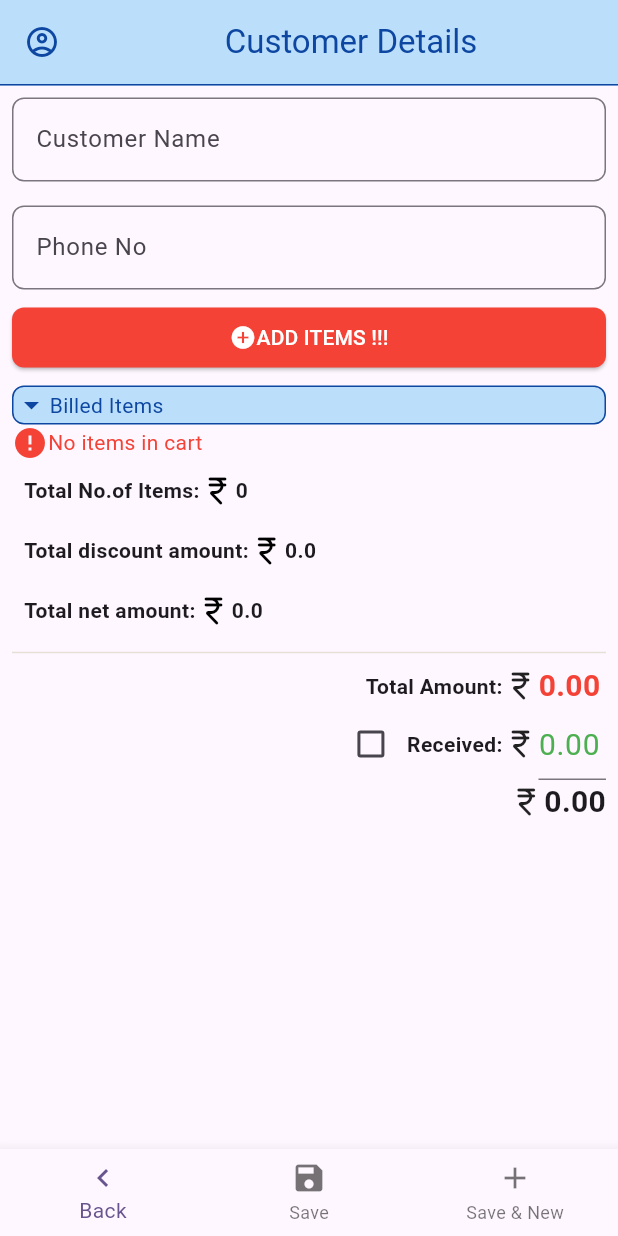
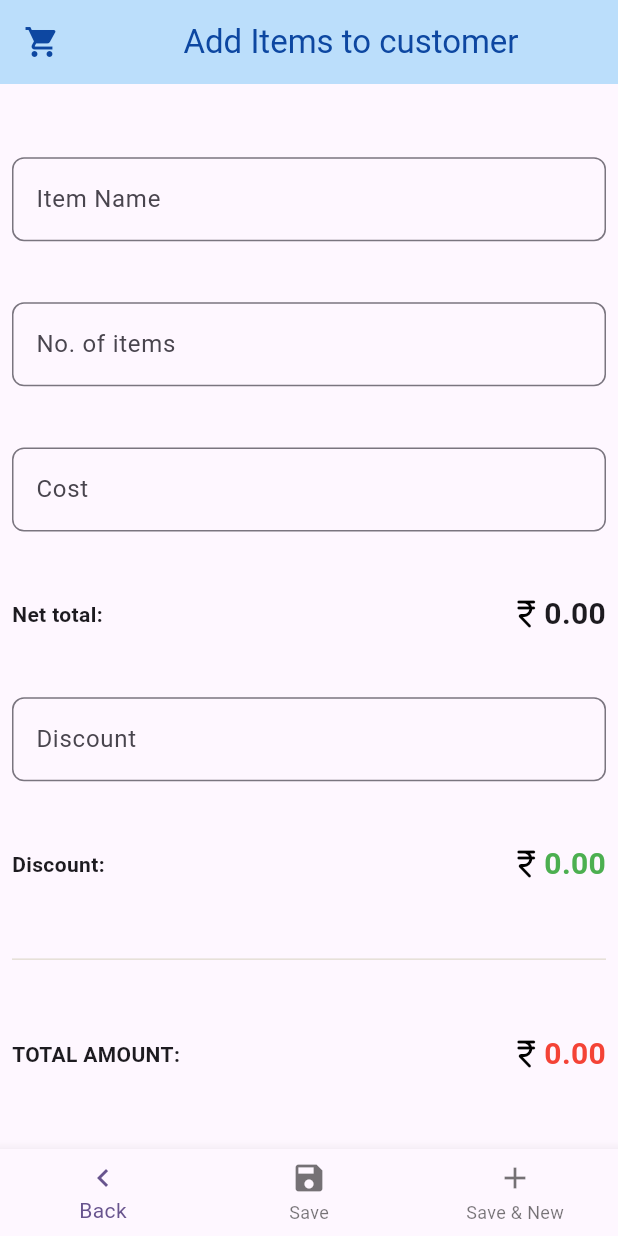
Before and after one commit to akashvtrs/project, a Flutter app: the screen it shows after launch, on a phone screen of 412 x 824 dp. Run offline on Flutter 3.47's test engine with Material 3 defaults, Android fonts, the phone set to English and light mode, and no system bars; missing offline and left inert: dart:js_util.

Commit message:
add ittems customisation

```diff
--- a/lib/billing_page/additems.dart
+++ b/lib/billing_page/additems.dart
@@ -234,103 +234,72 @@ add_list_name_customername: widget.add_list_name_customername,
   @override
   Widget build(BuildContext context) {
     return Scaffold(
-      body: SingleChildScrollView(
-        child: Padding(
+      appBar: AppBar(
+        backgroundColor: Colors.blue.shade100,
+        foregroundColor: Colors.blue.shade900,
+        leading: Icon(Icons.shopping_cart),
+        title: Center(child: Text("Add Items to customer")),
+      ),
+      body: Padding(
         padding: const EdgeInsets.all(8.0),
-          child: Align(
-            alignment: Alignment.topCenter,
-            child: Column(children: [
-              Text("ADD ITEMS TO SALE"),
-              Padding(
-                padding: const EdgeInsets.all(8.0),
-                child: TextField(
+        child: Column(
+          mainAxisAlignment: MainAxisAlignment.spaceEvenly,
+
+          children: [
+
+          TextField(
               onChanged: (value) => {save_item_details()},
               controller: itemname_controller,
               decoration: InputDecoration(
-                      labelText: "ITEM NAME",
-                      hintText: "e.g.Chocolate Cake",
+                labelText: "Item Name",
+                hintText: "ex.,Chocolate Cake",
                 border: OutlineInputBorder(
                   borderRadius: BorderRadius.all(Radius.circular(8.0)),
                 ),
               )),
-              ),
-              Padding(
-                padding: const EdgeInsets.all(8.0),
-                child: Row(
-                  mainAxisAlignment: MainAxisAlignment.spaceEvenly,
-                  children: [
-                    SizedBox(
-                      width: 150,
-                      child: TextField(
+          TextField(
               onChanged: (value) => {save_item_details()},
               controller: quantity_controller,
               decoration: InputDecoration(
-                            labelText: "Quantity",
+                labelText: "No. of items",
+                hintText: "Only 0-9 allowed,ex., 5",
                 border: OutlineInputBorder(
                   borderRadius:
                       BorderRadius.all(Radius.circular(8.0)),
                 ),
               )),
-                    ),
-                    SizedBox(
-                      width: 150,
-                      child: TextField(
+          TextField(
               onChanged: (value) => {save_item_details()},
               controller: price_controller,
               decoration: InputDecoration(
-                            labelText: "Rate(Price/Unit)",
+                labelText: "Cost",
+                hintText: "only 0-9 allowed,ex., 100",
                 border: OutlineInputBorder(
                   borderRadius:
                       BorderRadius.all(Radius.circular(8.0)),
                 ),
               )),
-                    ),
-                  ],
-                ),
-              ),
-              Visibility(
-                visible: isVisible,
-                child: Divider(
-                  color: Colors.black,
-                ),
-              ),
-              Visibility(
-                visible: isVisible,
-                child: Container(
-                    width: 400,
-                    color: Color.fromARGB(153, 248, 186, 186),
-                    height: 300,
-                    child: Column(
-                      mainAxisAlignment: MainAxisAlignment.spaceEvenly,
-                      children: [
-                        Text(
-                          "Totals & discount",
-                        ),
-                        Divider(
-                          color: Color.fromARGB(255, 229, 223, 214),
-                        ),
                Row(
             mainAxisAlignment: MainAxisAlignment.spaceBetween,
             children: [
-                            Text("Net total"),
+              Text("Net total:",style: TextStyle(
+                fontWeight: FontWeight.bold
+              ),),
               Row(
                 children: [
-                                Icon(Icons.currency_rupee_rounded, size: 15),
-                                Text(nettotal),
+                  Icon(Icons.currency_rupee_rounded,color: Colors.black,),
+                  SizedBox(
+
+                    child: Text(nettotal,style: TextStyle(
+                      fontWeight: FontWeight.bold,
+                      fontSize: 20
+                    ),),
+                  ),
                 ],
               ),
             ],
           ),
-                        Row(
-                          mainAxisAlignment: MainAxisAlignment.spaceBetween,
-                          children: [
-                            Text("Discount"),
-                            Row(
-                              children: [
-                                SizedBox(
-                                  width: 140,
-                                  height: 30,
-                                  child: TextField(
+              TextField(
                         controller: discount_controllers,
                         onChanged: (value) {
 
@@ -362,47 +331,69 @@ add_list_name_customername: widget.add_list_name_customername,
                           });
                         },
                         decoration: InputDecoration(
-                                          suffixIcon: Container(
-                                            decoration: BoxDecoration(
-                                                border: Border(
-                                              left:
-                                                  BorderSide(color: Colors.red),
-                                            )),
-                                            child: Icon(
-                                              Icons.percent,
-                                              size: 15,
-                                            ),
-                                          ),
+
                             labelText: "Discount",
+                            hintText: "Discount in %,ex., 10",
                             border: OutlineInputBorder(
                               borderRadius: BorderRadius.all(
                                   Radius.circular(8.0)),
                             ))),
+
+
+
+
+
+          Row(
+            mainAxisAlignment: MainAxisAlignment.spaceBetween,
+            children: [
+              Text("Discount:",style: TextStyle(
+                fontWeight: FontWeight.bold
+
+              )),
+
+               Row(
+                 children: [
+                  Icon(Icons.currency_rupee_rounded,color: Colors.black,),
+                   SizedBox(
+
+                     child: Text(discountvaluecost,style: TextStyle(
+                      fontWeight: FontWeight.bold,
+                      fontSize: 20,
+                      color: Colors.green
+                                       ),),
                    ),
-                                Text(discountvaluecost),
                  ],
                ),
             ],
           ),
+          Divider(
+             color: Color.fromARGB(255, 229, 223, 214),
+          )
+          ,
           Row(
             mainAxisAlignment: MainAxisAlignment.spaceBetween,
             children: [
-                            Text("TOTAL AMOUNT"),
+              Text("TOTAL AMOUNT:",style: TextStyle(
+                fontWeight: FontWeight.bold
+
+              )),
               Row(
                 children: [
-                                Icon(Icons.currency_rupee_rounded, size: 15),
-                                Text(totalamount),
+                  Icon(Icons.currency_rupee_rounded,color: Colors.black,),
+                  SizedBox(
+
+                    child: Text(totalamount,style: TextStyle(
+                      fontWeight: FontWeight.bold,
+                      fontSize: 20,
+                      color: Colors.red
+
+                    ),),
+                  ),
                 ],
               ),
             ],
-                        ),
-
-                      ],
-                    )),
           )
         ]),
-          ),
-        ),
       ),
       bottomNavigationBar: BottomNavigationBar(
         currentIndex: _selectedIndex, //New
--- a/lib/main.dart
+++ b/lib/main.dart
@@ -22,27 +22,19 @@ class MyApp extends StatelessWidget {
 
       ),
       debugShowCheckedModeBanner: false,
-      home:   Billing(
-
+      home:   AddItems([],[],[],[],
         [],
         [],
         [],
-        [],
-        [],
-        [],
-        [],
-        name_business: "",
+        name_Business: "",
         name_owner: "",
-        add_list_amount_totalamount: [],
         add_list_name_customername: [],
         add_list_no_phoneno: [],
         add_list_items_noofitems: [],
+        add_list_amount_totalamount: [],
         add_list_bal_balance: [],
         customerid_cont: "",
         phoneno_cont: "",
-
-
-
 
 
       ),
```
Lines whose indentation alone changed are shown as unchanged.
